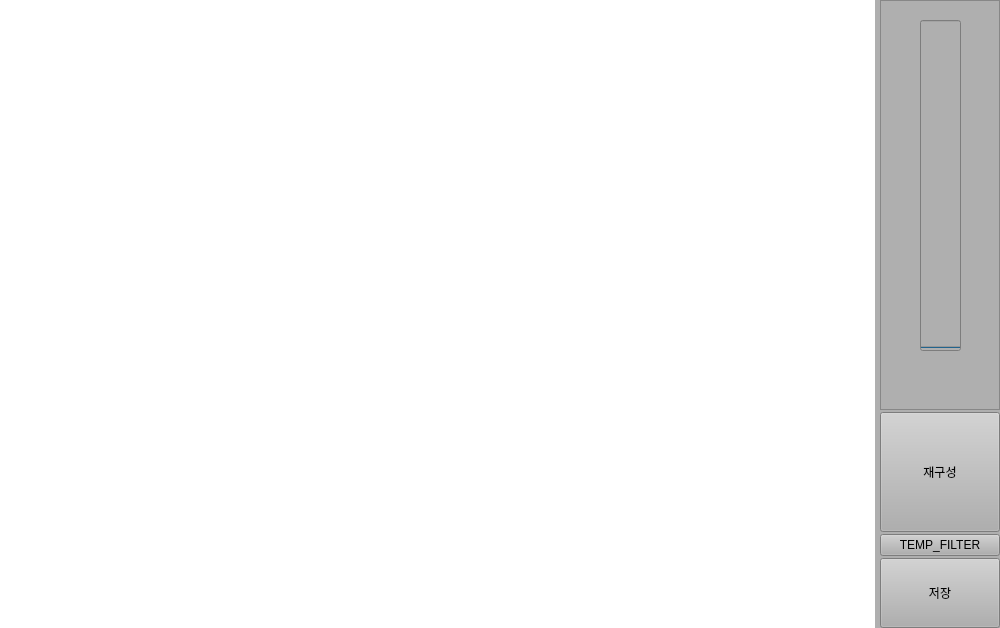
Old version of the form Project/src/imaging/ImagingSW/imagingmanager.ui in the repository AndaCondaa/Dental_Imaging_SW_System.
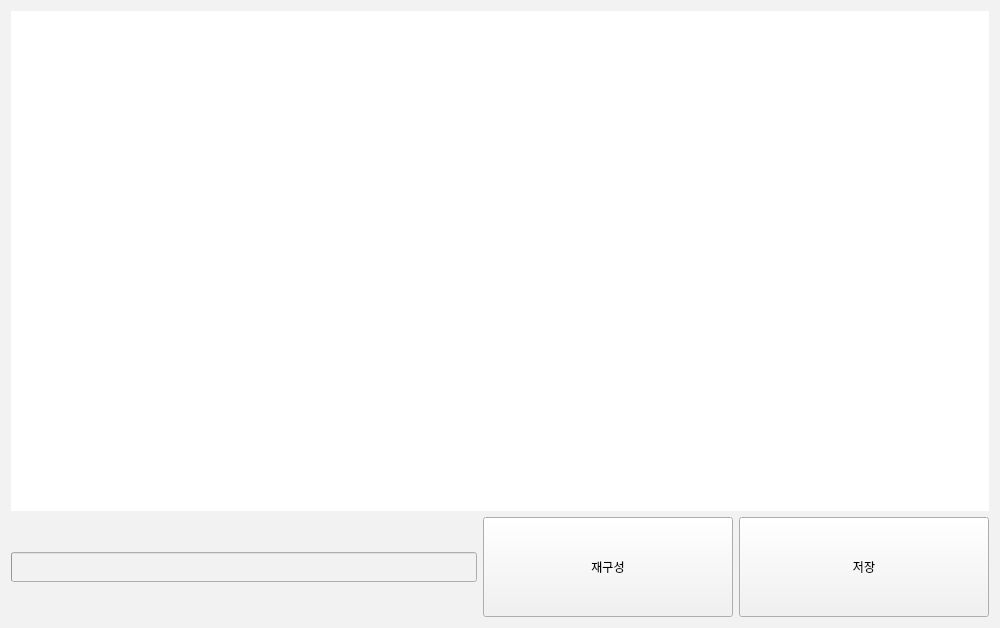
New version of the form.

The edit to the form file:
```diff
--- a/Project/src/imaging/ImagingSW/imagingmanager.ui
+++ b/Project/src/imaging/ImagingSW/imagingmanager.ui
@@ -14,58 +14,19 @@
    <string>Form</string>
   </property>
   <property name="styleSheet">
-   <string notr="true">background-color: rgb(175, 175, 175);</string>
+   <string notr="true">background-color: rgb(242, 242, 242);</string>
   </property>
-  <layout class="QVBoxLayout" name="verticalLayout_2">
-   <property name="spacing">
-    <number>5</number>
-   </property>
-   <property name="leftMargin">
-    <number>0</number>
-   </property>
-   <property name="topMargin">
-    <number>0</number>
-   </property>
-   <property name="rightMargin">
-    <number>0</number>
-   </property>
-   <property name="bottomMargin">
-    <number>0</number>
-   </property>
+  <layout class="QGridLayout" name="gridLayout">
+   <item row="0" column="0">
+    <layout class="QVBoxLayout" name="verticalLayout">
    <item>
-    <layout class="QHBoxLayout" name="horizontalLayout_2">
-     <item>
-      <widget class="QFrame" name="frame">
-       <property name="sizePolicy">
-        <sizepolicy hsizetype="Expanding" vsizetype="Preferred">
-         <horstretch>0</horstretch>
-         <verstretch>0</verstretch>
-        </sizepolicy>
-       </property>
-       <property name="frameShape">
-        <enum>QFrame::NoFrame</enum>
-       </property>
-       <property name="frameShadow">
-        <enum>QFrame::Raised</enum>
-       </property>
-       <layout class="QGridLayout" name="gridLayout_2">
-        <property name="leftMargin">
-         <number>0</number>
-        </property>
-        <property name="topMargin">
-         <number>0</number>
-        </property>
-        <property name="rightMargin">
-         <number>0</number>
-        </property>
-        <property name="bottomMargin">
-         <number>0</number>
-        </property>
-        <property name="spacing">
-         <number>0</number>
-        </property>
-        <item row="1" column="0">
          <widget class="QLabel" name="viewLabel">
+       <property name="sizePolicy">
+        <sizepolicy hsizetype="Expanding" vsizetype="Expanding">
+         <horstretch>0</horstretch>
+         <verstretch>0</verstretch>
+        </sizepolicy>
+       </property>
           <property name="styleSheet">
            <string notr="true">background-color: rgb(255, 255, 255);</string>
           </property>
@@ -83,42 +44,10 @@
           </property>
          </widget>
         </item>
-       </layout>
-      </widget>
-     </item>
      <item>
       <layout class="QHBoxLayout" name="horizontalLayout">
        <item>
-        <layout class="QVBoxLayout" name="verticalLayout">
-         <property name="spacing">
-          <number>2</number>
-         </property>
-         <item>
-          <widget class="QFrame" name="frame_2">
-           <property name="sizePolicy">
-            <sizepolicy hsizetype="Preferred" vsizetype="Expanding">
-             <horstretch>0</horstretch>
-             <verstretch>0</verstretch>
-            </sizepolicy>
-           </property>
-           <property name="styleSheet">
-            <string notr="true">background-color: rgb(175, 175, 175);</string>
-           </property>
-           <property name="frameShape">
-            <enum>QFrame::StyledPanel</enum>
-           </property>
-           <property name="frameShadow">
-            <enum>QFrame::Raised</enum>
-           </property>
            <widget class="QProgressBar" name="progressBar">
-            <property name="geometry">
-             <rect>
-              <x>40</x>
-              <y>20</y>
-              <width>41</width>
-              <height>331</height>
-             </rect>
-            </property>
             <property name="sizePolicy">
              <sizepolicy hsizetype="Expanding" vsizetype="Maximum">
               <horstretch>0</horstretch>
@@ -128,7 +57,7 @@
             <property name="maximumSize">
              <size>
               <width>16777215</width>
-              <height>1677777</height>
+           <height>30</height>
              </size>
             </property>
             <property name="styleSheet">
@@ -144,9 +73,8 @@
              <bool>false</bool>
             </property>
             <property name="orientation">
-             <enum>Qt::Vertical</enum>
-            </property>
-           </widget>
+          <enum>Qt::Horizontal</enum>
+         </property>
           </widget>
          </item>
          <item>
@@ -162,8 +90,14 @@
            </property>
            <property name="minimumSize">
             <size>
-             <width>120</width>
-             <height>120</height>
+           <width>250</width>
+           <height>100</height>
+          </size>
+         </property>
+         <property name="maximumSize">
+          <size>
+           <width>250</width>
+           <height>100</height>
             </size>
            </property>
            <property name="text">
@@ -171,13 +105,6 @@
            </property>
           </widget>
          </item>
-         <item>
-          <widget class="QPushButton" name="tempFilterButton_2">
-           <property name="text">
-            <string>TEMP_FILTER</string>
-           </property>
-          </widget>
-         </item>
          <item>
           <widget class="QPushButton" name="saveButton">
            <property name="enabled">
@@ -185,16 +112,20 @@
            </property>
            <property name="minimumSize">
             <size>
-             <width>0</width>
-             <height>70</height>
+           <width>250</width>
+           <height>100</height>
+          </size>
+         </property>
+         <property name="maximumSize">
+          <size>
+           <width>250</width>
+           <height>100</height>
             </size>
            </property>
            <property name="text">
             <string>저장</string>
            </property>
           </widget>
-         </item>
-        </layout>
        </item>
       </layout>
      </item>
```
Lines whose indentation alone changed are shown as unchanged.
